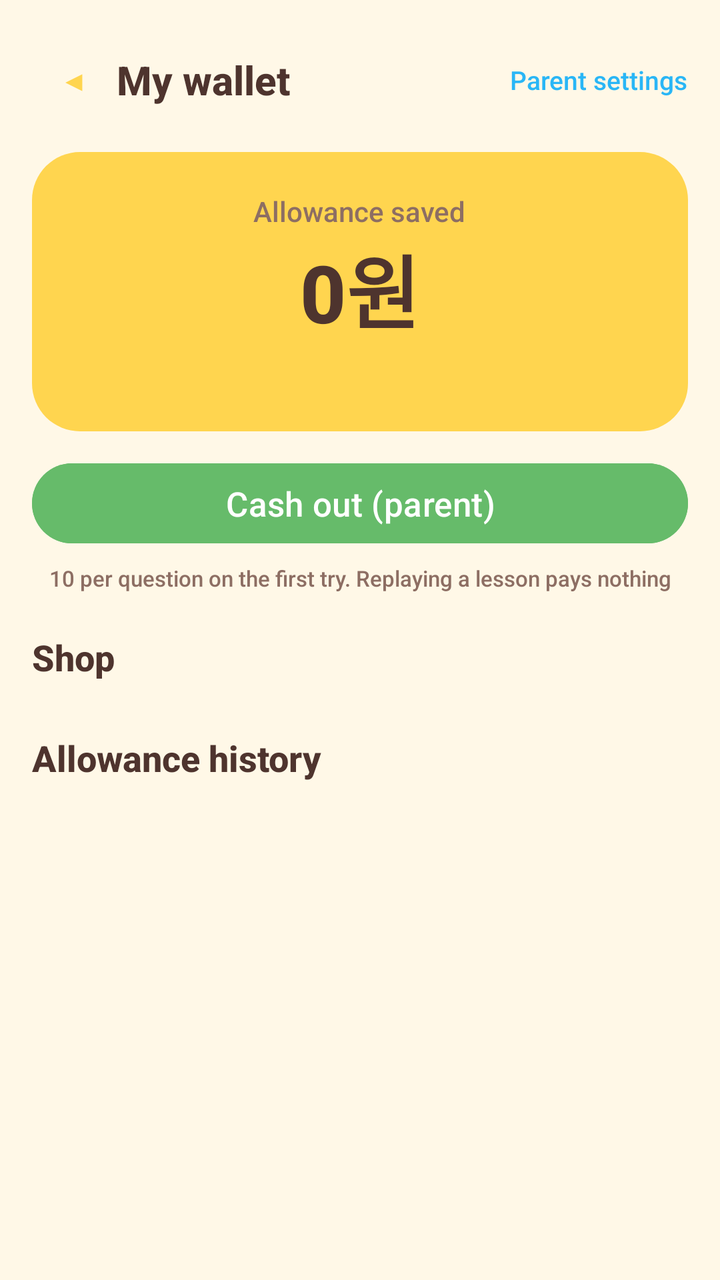
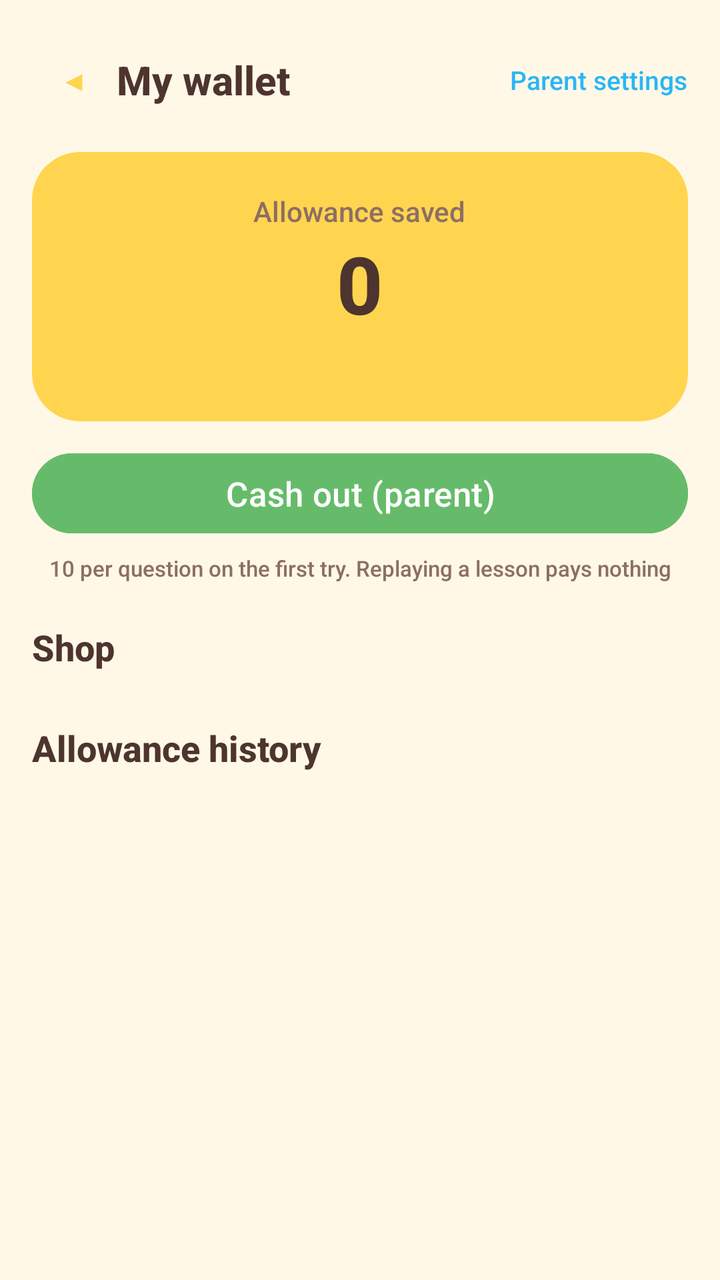

Screens rendered from an Android XML layout before and after an edit, with the pre-edit source and the edit as a unified diff.
<!-- AndroidManifest.xml: application theme Theme.Piyak -->
<!-- res/layout/activity_wallet.xml -->
<?xml version="1.0" encoding="utf-8"?>
<ScrollView xmlns:android="http://schemas.android.com/apk/res/android"
    android:layout_width="match_parent" android:layout_height="match_parent">
    <LinearLayout
        android:layout_width="match_parent" android:layout_height="wrap_content"
        android:orientation="vertical" android:padding="16dp">

        <LinearLayout android:layout_width="match_parent" android:layout_height="wrap_content"
            android:orientation="horizontal" android:gravity="center_vertical">
            <Button android:id="@+id/btnBack" style="?attr/materialIconButtonStyle"
                android:layout_width="wrap_content" android:layout_height="wrap_content" android:text="◀" />
            <TextView android:layout_width="0dp" android:layout_height="wrap_content" android:layout_weight="1"
                android:text="@string/home_wallet" android:textSize="20sp" android:textStyle="bold" />
            <TextView android:id="@+id/btnParent" android:layout_width="wrap_content" android:layout_height="wrap_content"
                android:text="@string/set_parent" android:textSize="13sp" android:textColor="@color/sky_deep" />
        </LinearLayout>

        
        <LinearLayout
            android:layout_width="match_parent" android:layout_height="wrap_content"
            android:orientation="vertical" android:gravity="center"
            android:layout_marginTop="12dp" android:padding="20dp"
            android:background="@drawable/bg_wallet">
            <TextView android:layout_width="wrap_content" android:layout_height="wrap_content"
                android:text="@string/wallet_saved" android:textSize="14sp" android:textColor="@color/brown_soft" />
            <TextView android:id="@+id/txtBalance" android:layout_width="wrap_content" android:layout_height="wrap_content"
                android:text="0원" android:textSize="40sp" android:textStyle="bold"
                android:textColor="@color/brown_text" />
            <TextView android:id="@+id/txtSummary" android:layout_width="wrap_content" android:layout_height="wrap_content"
                android:layout_marginTop="6dp" android:gravity="center"
                android:textSize="12sp" android:textColor="@color/brown_soft" />
        </LinearLayout>

        <Button android:id="@+id/btnPayout"
            android:layout_width="match_parent" android:layout_height="wrap_content"
            android:layout_marginTop="12dp" android:text="@string/wallet_cash_out"
            android:textSize="17sp" android:backgroundTint="@color/green_ok" android:textColor="@color/white" />

        <TextView android:layout_width="match_parent" android:layout_height="wrap_content"
            android:layout_marginTop="6dp" android:gravity="center" android:textSize="11sp"
            android:textColor="@color/brown_soft"
            android:text="@string/wallet_rule" />

        
        <TextView android:layout_width="wrap_content" android:layout_height="wrap_content"
            android:layout_marginTop="20dp" android:text="@string/wallet_shop" android:textSize="18sp" android:textStyle="bold" />
        <LinearLayout android:id="@+id/shopBox"
            android:layout_width="match_parent" android:layout_height="wrap_content"
            android:orientation="vertical" android:layout_marginTop="6dp" />

        
        <TextView android:layout_width="wrap_content" android:layout_height="wrap_content"
            android:layout_marginTop="20dp" android:text="@string/wallet_log" android:textSize="18sp" android:textStyle="bold" />
        <LinearLayout android:id="@+id/logBox"
            android:layout_width="match_parent" android:layout_height="wrap_content"
            android:orientation="vertical" android:layout_marginTop="6dp" android:paddingBottom="24dp" />
    </LinearLayout>
</ScrollView>
<!-- resources referenced by this layout -->
<resources>
  <color name="brown_soft">#8D6E63</color>
  <color name="brown_text">#4E342E</color>
  <color name="green_ok">#66BB6A</color>
  <color name="sky_deep">#29B6F6</color>
  <color name="white">#FFFFFF</color>
  <!-- drawable bg_wallet (drawable) -->
  <?xml version="1.0" encoding="utf-8"?>
  <shape xmlns:android="http://schemas.android.com/apk/res/android" android:shape="rectangle">
      <solid android:color="@color/chick_yellow"/>
      <corners android:radius="24dp"/>
  </shape>
  <string name="home_wallet">My wallet</string>
  <string name="set_parent">Parent settings</string>
  <string name="wallet_cash_out">Cash out (parent)</string>
  <string name="wallet_log">Allowance history</string>
  <string name="wallet_rule">10 per question on the first try. Replaying a lesson pays nothing</string>
  <string name="wallet_saved">Allowance saved</string>
  <string name="wallet_shop">Shop</string>
  <style name="Theme.Piyak" parent="Theme.Material3.Light.NoActionBar">
          <item name="colorPrimary">@color/chick_yellow</item>
          <item name="colorOnPrimary">@color/brown_text</item>
          <item name="colorPrimaryContainer">@color/cream_dark</item>
          <item name="colorOnPrimaryContainer">@color/brown_text</item>
          <item name="colorSecondary">@color/coral</item>
          <item name="colorOnSecondary">@color/white</item>
          <item name="android:windowBackground">@color/cream</item>
          <item name="android:statusBarColor">@color/cream</item>
          <item name="android:windowLightStatusBar">true</item>
          <item name="android:navigationBarColor">@color/cream</item>
          <item name="android:textColor">@color/brown_text</item>
          <item name="android:fontFamily">sans-serif-medium</item>
      </style>
  <color name="chick_yellow">#FFD54F</color>
  <color name="cream_dark">#FFF0CC</color>
  <color name="coral">#FF8A80</color>
  <color name="cream">#FFF8E7</color>
</resources>

<!-- the commit's change to res/layout/activity_wallet.xml (unified diff, before → after) -->
@@ -24,7 +24,7 @@
             <TextView android:layout_width="wrap_content" android:layout_height="wrap_content"
                 android:text="@string/wallet_saved" android:textSize="14sp" android:textColor="@color/brown_soft" />
             <TextView android:id="@+id/txtBalance" android:layout_width="wrap_content" android:layout_height="wrap_content"
-                android:text="0원" android:textSize="40sp" android:textStyle="bold"
+                android:text="0" android:textSize="40sp" android:textStyle="bold"
                 android:textColor="@color/brown_text" />
             <TextView android:id="@+id/txtSummary" android:layout_width="wrap_content" android:layout_height="wrap_content"
                 android:layout_marginTop="6dp" android:gravity="center"
